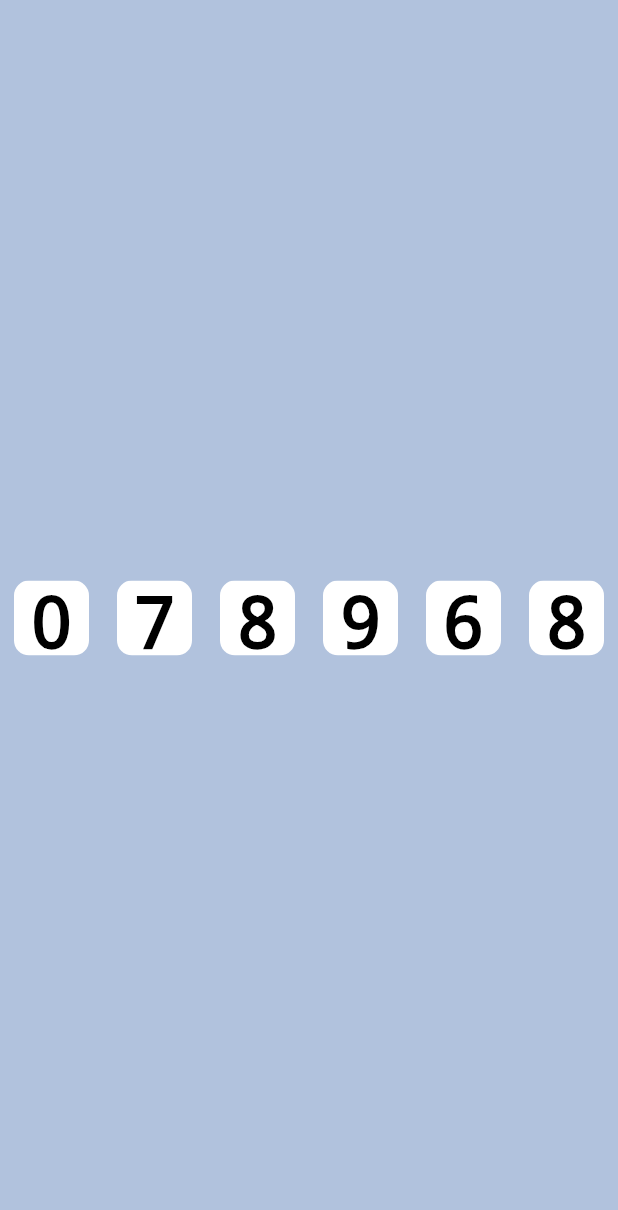
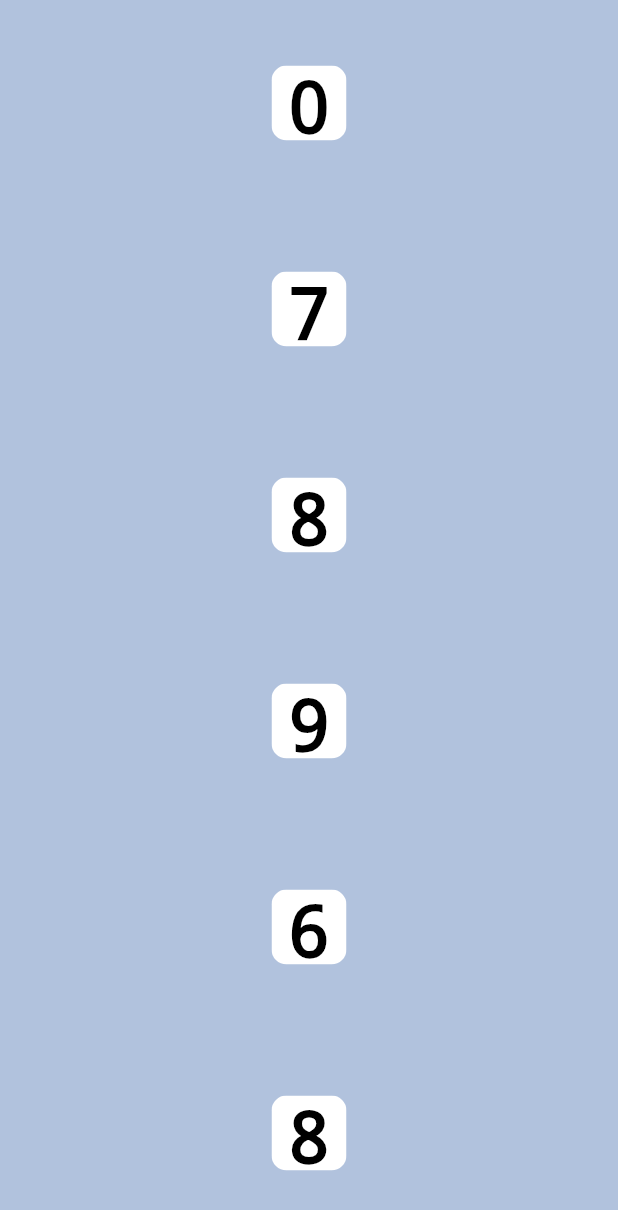
Before and after one commit to ted-marozzi/alg-io, a Flutter app: the MergeSortScreen screen opened by its route, on a phone screen of 412 x 824 dp. Shown: the top 1210 px of the screen. Run offline on Flutter 3.47's test engine with Material 2 defaults, Android fonts, the phone set to English and light mode, and no system bars; our stand-ins replace google_fonts.

Commit message:
Changed row to column, Mobile space is too valuble

```diff
--- a/lib/main.dart
+++ b/lib/main.dart
@@ -246,7 +246,7 @@ class _MergeSortScreenState extends State<MergeSortScreen> {
     return Container(
       color: Theme.of(context).backgroundColor,
       child: Center(
-        child: Row(
+        child: Column(
           mainAxisAlignment: MainAxisAlignment.spaceAround,
           crossAxisAlignment: CrossAxisAlignment.center,
           children: [
```
Also changed, not shown: pubspec.lock.
